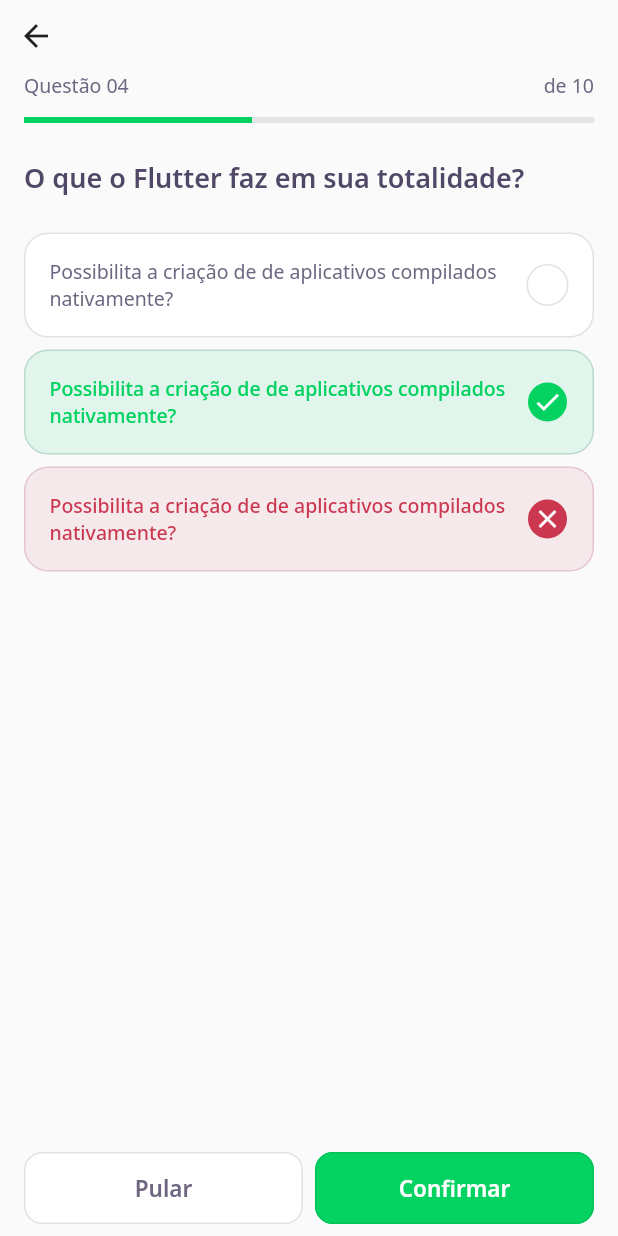
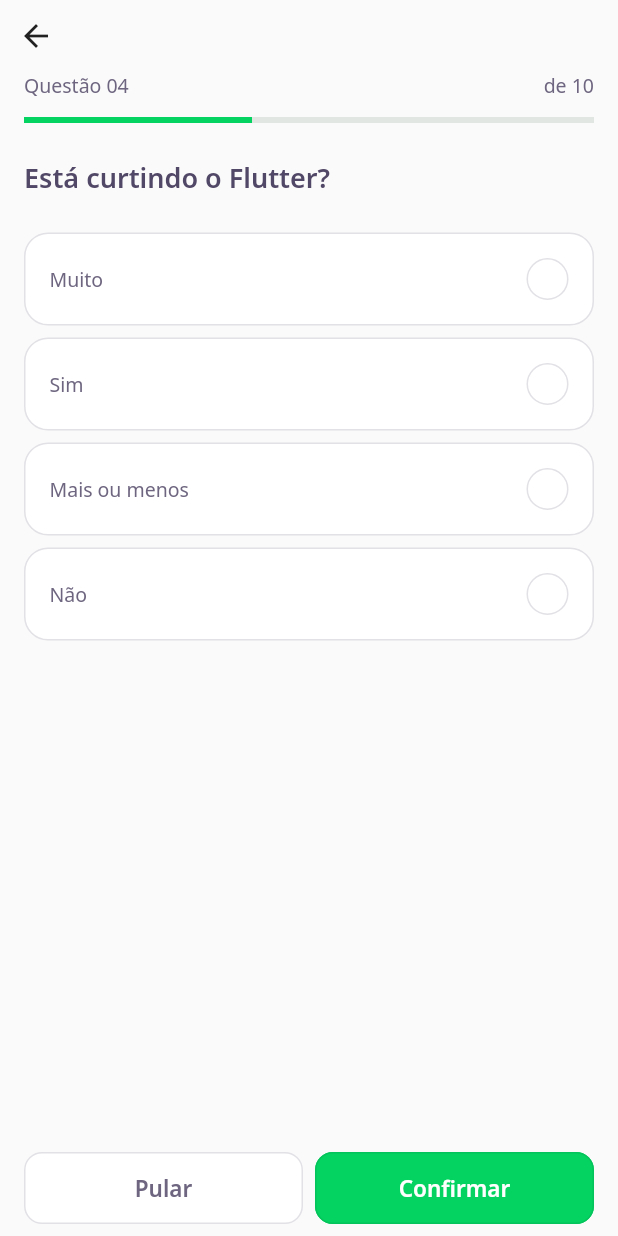
Before and after one commit to dsErick/devquiz-nlw5, a Flutter app: the screen it shows after launch, after a tap on "NLW 5 Flutter", on a phone screen of 412 x 824 dp. Run offline on Flutter 3.47's test engine with Material 2 defaults, Android fonts, the phone set to English and light mode, and no system bars; our stand-ins replace google_fonts; accounts and stored records are empty; network calls fail.

Commit message:
Primeira parte da troca de questões na ChallengePage
HomeState removido

```diff
--- a/lib/challenge/challenge_page.dart
+++ b/lib/challenge/challenge_page.dart
@@ -1,17 +1,23 @@
 import 'package:flutter/material.dart';
+
+import 'package:dev_quiz/shared/models/question_model.dart';
 
 import 'widgets/next_button/next_button_widget.dart';
 import 'widgets/question_indicator/question_indicator_widget.dart';
 import 'widgets/quiz/quiz_widget.dart';
 
 class ChallengePage extends StatefulWidget {
-  const ChallengePage({Key? key}) : super(key: key);
+  final List<QuestionModel> questions;
+
+  const ChallengePage({Key? key, required this.questions}) : super(key: key);
 
   @override
   _ChallengePageState createState() => _ChallengePageState();
 }
 
 class _ChallengePageState extends State<ChallengePage> {
+  int currentQuestion = 0;
+
   @override
   Widget build(BuildContext context) {
     return Scaffold(
@@ -23,15 +29,13 @@ class _ChallengePageState extends State<ChallengePage> {
             crossAxisAlignment: CrossAxisAlignment.start,
             children: <Widget>[
               BackButton(),
-              Expanded(
-                child: QuestionIndicatorWidget(),
-              ),
+              Expanded(child: QuestionIndicatorWidget()),
             ],
           ),
         ),
       ),
       body: QuizWidget(
-        title: 'O que o Flutter faz em sua totalidade?',
+        question: widget.questions[currentQuestion]
       ),
       bottomNavigationBar: SafeArea(
         bottom: true,
@@ -40,11 +44,25 @@ class _ChallengePageState extends State<ChallengePage> {
           child: Row(
             children: <Widget>[
               Expanded(
-                child: NextButtonWidget.white(label: 'Pular', onTap: () {}),
+                child: NextButtonWidget.white(
+                  label: 'Pular',
+                  onTap: () {
+                    if (currentQuestion > 0) {
+                      setState(() => currentQuestion--);
+                    }
+                  }
+                ),
               ),
               SizedBox(width: 8),
               Expanded(
-                child: NextButtonWidget.darkGreen(label: 'Confirmar', onTap: () {}),
+                child: NextButtonWidget.darkGreen(
+                  label: 'Confirmar',
+                  onTap: () {
+                    if (currentQuestion < widget.questions.length - 1) {
+                      setState(() => currentQuestion++);
+                    }
+                  }
+                ),
               ),
             ],
           ),
--- a/lib/challenge/widgets/quiz/quiz_widget.dart
+++ b/lib/challenge/widgets/quiz/quiz_widget.dart
@@ -1,12 +1,13 @@
 import 'package:flutter/material.dart';
 
 import 'package:dev_quiz/core/app_text_styles.dart';
+import 'package:dev_quiz/shared/models/question_model.dart';
 import '../answer/answer_widget.dart';
 
 class QuizWidget extends StatelessWidget {
-  final String title;
+  final QuestionModel question;
 
-  const QuizWidget({Key? key, required this.title}) : super(key: key);
+  const QuizWidget({Key? key, required this.question}) : super(key: key);
 
   @override
   Widget build(BuildContext context) {
@@ -16,22 +17,20 @@ class QuizWidget extends StatelessWidget {
         crossAxisAlignment: CrossAxisAlignment.start,
         children: <Widget>[
           SizedBox(height: 24),
-          Text(title, style: AppTextStyles.heading),
+          Text(
+            question.title,
+            style: AppTextStyles.heading
+          ),
           SizedBox(height: 24),
-          AnswerWidget(
-            title: 'Possibilita a criação de de aplicativos compilados nativamente?'
-          ),
-          SizedBox(height: 8),
-          AnswerWidget(
-            title: 'Possibilita a criação de de aplicativos compilados nativamente?',
-            isRight: true,
-            isSelected: true,
-          ),
-          SizedBox(height: 8),
-          AnswerWidget(
-            title: 'Possibilita a criação de de aplicativos compilados nativamente?',
-            isSelected: true,
-          ),
+          ...question.answers.map((a) {
+            return Padding(
+              padding: const EdgeInsets.only(bottom: 8),
+              child: AnswerWidget(
+                title: a.title,
+                isRight: a.isRight,
+              ),
+            );
+          }).toList(),
         ],
       ),
     );
--- a/lib/home/home_page.dart
+++ b/lib/home/home_page.dart
@@ -74,7 +74,7 @@ class _HomePageState extends State<HomePage> {
                       onTap: () => Navigator.push(
                         context,
                         MaterialPageRoute(
-                          builder: (context) => ChallengePage(),
+                          builder: (context) => ChallengePage(questions: quiz.questions),
                         ),
                       ),
                       child: QuizCardWidget(quiz: quiz),
--- a/lib/home/home_state.dart
+++ /dev/null
@@ -1,6 +0,0 @@
-enum HomeState {
-    success,
-    loading,
-    error,
-    empty
-}
```
